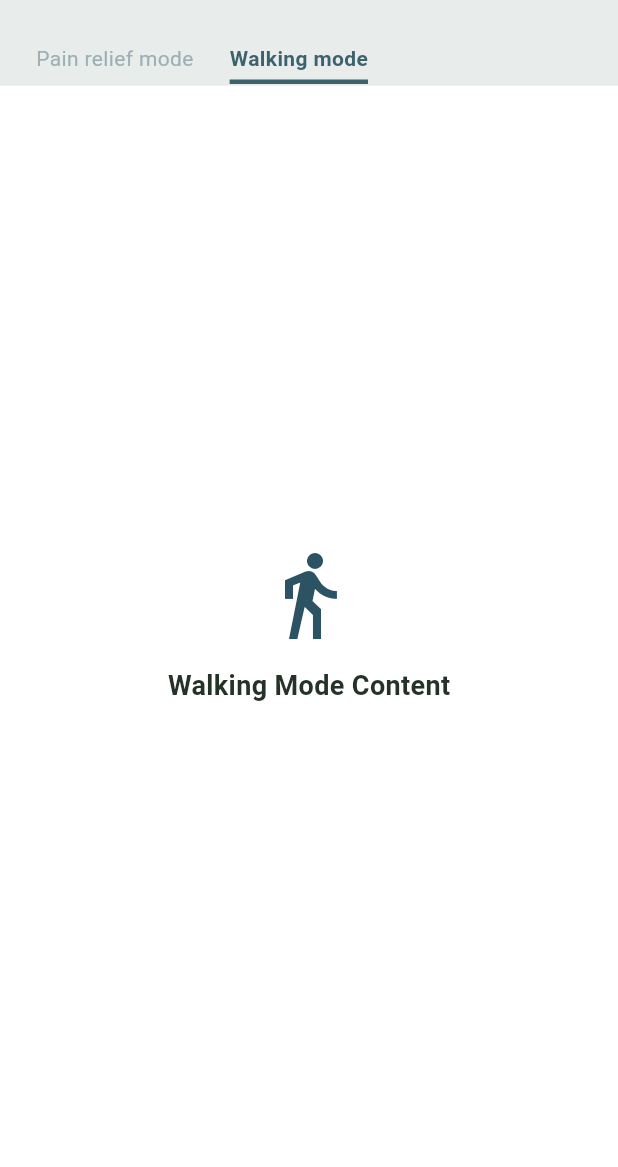
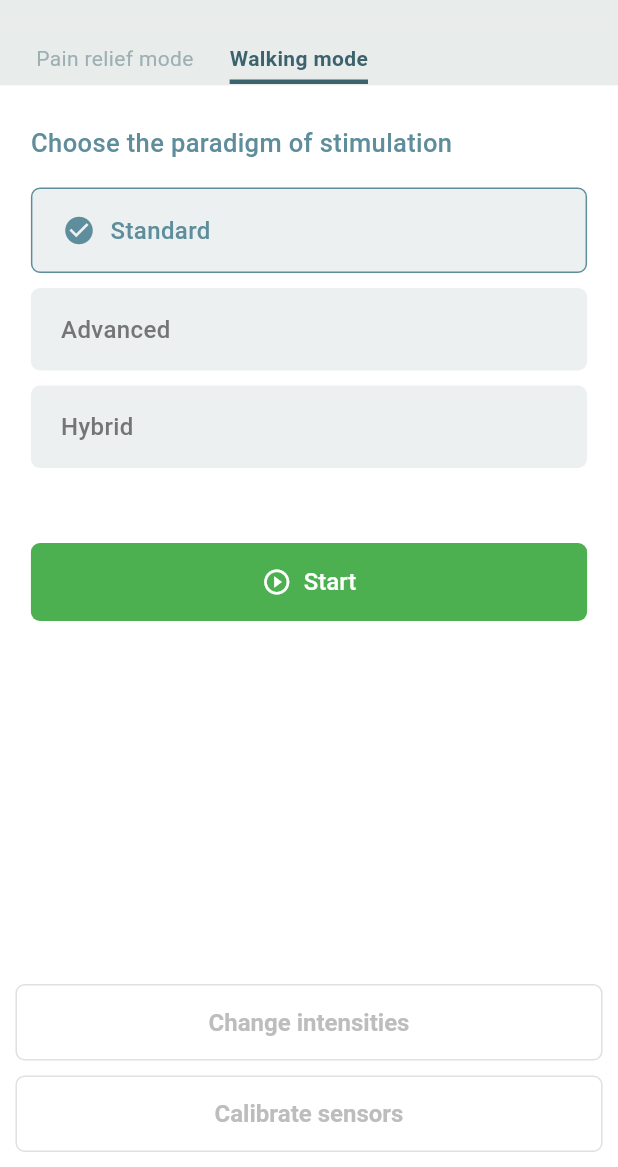
Before and after one commit to guysiman/sensy_patient_app, a Flutter app: the MainPage screen opened by its route, on a phone screen of 412 x 824 dp, the part 69-1236 px from its top. Run offline on Flutter 3.47's test engine with Material 3 defaults, Android fonts, the phone set to English and light mode, and no system bars; our stand-ins replace cloud_firestore, firebase_auth, firebase_core, flutter_blue_plus; missing offline and left inert: app_settings; accounts and stored records are empty.

```diff
--- a/lib/screens/main_page.dart
+++ b/lib/screens/main_page.dart
@@ -1,4 +1,5 @@
 import 'package:flutter/material.dart';
+import 'package:sensy_patient_app/screens/walking_mode.dart';
 import '../widgets/sensy_app_header.dart'; // Import the header we just created
 import '../modals/connection_status_popup.dart';
 import 'session_page.dart';
@@ -60,19 +61,7 @@ class _MainPageState extends State<MainPage> {
               },
             );
     } else {
-      return Center(
-        child: Column(
-          mainAxisAlignment: MainAxisAlignment.center,
-          children: [
-            Icon(Icons.directions_walk, size: 64, color: Color(0xFF2C5364)),
-            SizedBox(height: 16),
-            Text(
-              'Walking Mode Content',
-              style: TextStyle(fontSize: 18),
-            ),
-          ],
-        ),
-      );
+      return WalkingModeScreen();
     }
   }
 }
--- /dev/null
+++ b/lib/screens/walking_mode.dart
@@ -0,0 +1,192 @@
+import 'package:flutter/material.dart';
+
+/// A screen that displays the walking mode options with paradigm selection.
+/// This screen follows the design shown in Image 1.
+class WalkingModeScreen extends StatefulWidget {
+  const WalkingModeScreen({Key? key}) : super(key: key);
+
+  @override
+  State<WalkingModeScreen> createState() => _WalkingModeScreenState();
+}
+
+class _WalkingModeScreenState extends State<WalkingModeScreen> {
+  // Track which paradigm is selected
+  String _selectedParadigm = 'Standard';
+
+  @override
+  Widget build(BuildContext context) {
+    final screenWidth = MediaQuery.of(context).size.width;
+    final horizontalPadding = screenWidth * 0.05; // 5% of screen width
+
+    return Scaffold(
+      backgroundColor: Colors.white,
+      body: Column(
+        crossAxisAlignment: CrossAxisAlignment.stretch,
+        children: [
+          // Instruction text
+          Padding(
+            padding: EdgeInsets.only(
+              left: horizontalPadding,
+              right: horizontalPadding,
+              top: 26,
+              bottom: 18,
+            ),
+            child: Text(
+              "Choose the paradigm of stimulation",
+              style: TextStyle(
+                color: const Color(0xFF5E8D9B),
+                fontSize: 17,
+                fontWeight: FontWeight.w500,
+              ),
+            ),
+          ),
+
+          // Paradigm selection options
+          Padding(
+            padding: EdgeInsets.symmetric(horizontal: horizontalPadding),
+            child: Column(
+              children: [
+                // Standard paradigm
+                _buildParadigmOption("Standard", horizontalPadding),
+                SizedBox(height: 10),
+
+                // Advanced paradigm
+                _buildParadigmOption("Advanced", horizontalPadding),
+                SizedBox(height: 10),
+
+                // Hybrid paradigm
+                _buildParadigmOption("Hybrid", horizontalPadding),
+              ],
+            ),
+          ),
+
+          // Spacer to push the Start button down
+          SizedBox(
+              height: 40), //puts the start button right below the paradigms
+          // Start button
+          Padding(
+            padding: EdgeInsets.symmetric(
+              horizontal: horizontalPadding,
+              vertical: 10,
+            ),
+            child: ElevatedButton(
+              style: ElevatedButton.styleFrom(
+                backgroundColor:
+                    const Color(0xFF4CAF50), // Green color from the image
+                foregroundColor: Colors.white,
+                elevation: 0,
+                shape: RoundedRectangleBorder(
+                  borderRadius: BorderRadius.circular(6),
+                ),
+                padding: EdgeInsets.symmetric(vertical: 16),
+              ),
+              onPressed: () {
+                // Navigate to the session screen or start the session
+                Navigator.of(context).pushNamed('/sessionscreen');
+              },
+              child: Row(
+                mainAxisAlignment: MainAxisAlignment.center,
+                children: [
+                  Icon(Icons.play_circle_outline, size: 20),
+                  SizedBox(width: 8),
+                  Text(
+                    "Start",
+                    style: TextStyle(
+                      fontSize: 16,
+                      fontWeight: FontWeight.w500,
+                    ),
+                  ),
+                ],
+              ),
+            ),
+          ),
+          Spacer(),
+
+          // Bottom options - with wider buttons
+          Container(
+            padding: EdgeInsets.symmetric(
+              horizontal:
+                  horizontalPadding * 0.5, // Less padding to make buttons wider
+              vertical: 10,
+            ),
+            child: Column(
+              children: [
+                _buildBottomButton("Change intensities"),
+                SizedBox(height: 10),
+                _buildBottomButton("Calibrate sensors"),
+              ],
+            ),
+          ),
+        ],
+      ),
+    );
+  }
+
+  Widget _buildParadigmOption(String paradigm, double horizontalPadding) {
+    final isSelected = _selectedParadigm == paradigm;
+
+    return GestureDetector(
+      onTap: () {
+        setState(() {
+          _selectedParadigm = paradigm;
+        });
+      },
+      child: Container(
+        width: double.infinity,
+        padding: EdgeInsets.symmetric(vertical: 16, horizontal: 20),
+        decoration: BoxDecoration(
+          color: const Color(0xFFECF0F1),
+          borderRadius: BorderRadius.circular(6),
+          border: isSelected
+              ? Border.all(color: const Color(0xFF5E8D9B), width: 1)
+              : null,
+        ),
+        child: Row(
+          children: [
+            if (isSelected)
+              Icon(
+                Icons.check_circle,
+                color: const Color(0xFF5E8D9B),
+                size: 22,
+              ),
+            if (isSelected) SizedBox(width: 10),
+            Text(
+              paradigm,
+              style: TextStyle(
+                color: isSelected ? const Color(0xFF5E8D9B) : Colors.grey[600],
+                fontSize: 16,
+                fontWeight: FontWeight.w500,
+              ),
+            ),
+          ],
+        ),
+      ),
+    );
+  }
+
+  Widget _buildBottomButton(String label) {
+    return Container(
+      width: double.infinity,
+      child: OutlinedButton(
+        onPressed: () {
+          // Handle button press
+        },
+        style: OutlinedButton.styleFrom(
+          foregroundColor: Colors.grey,
+          side: BorderSide(color: Colors.grey.shade300),
+          shape: RoundedRectangleBorder(
+            borderRadius: BorderRadius.circular(6),
+          ),
+          padding: EdgeInsets.symmetric(vertical: 16),
+        ),
+        child: Text(
+          label,
+          style: TextStyle(
+            color: Colors.grey[400],
+            fontSize: 16,
+          ),
+        ),
+      ),
+    );
+  }
+}
--- a/lib/services/Neuromodulation_calculator.dart
+++ b/lib/services/Neuromodulation_calculator.dart
@@ -11,14 +11,14 @@ class NeuromodulationCalculator {
   // Biomimetic frequency modulation for forefoot (SAI and FAI)
   static Map<String, double> frequencyModulationForefoot(double pressure) {
     return {
-      'sai': 30 * pressure + 5,       // SAI (sustained pressure)
-      'fai': 100 * pow(pressure, 2),   // FAI (dynamic pressure)
+      'sai': 30 * pressure + 5, // SAI (sustained pressure)
+      'fai': 100 * pow(pressure, 2).toDouble(), // FAI (dynamic pressure)
     };
   }
 
   // Biomimetic frequency modulation for midfoot (SAII)
   static double frequencyModulationMidfoot(double pressure) {
-    return 15 * sqrt(pressure) + 2;    // SAII (midfoot)
+    return 15 * sqrt(pressure) + 2; // SAII (midfoot)
   }
 
   // Biomimetic frequency modulation for heel (FAII)
@@ -39,13 +39,8 @@ class NeuromodulationCalculator {
   }
 
   // Simulate pressure profile (linear growth, plateau, linear decrease)
-  static double simulatePressureProfile(
-    double time,
-    double incStart,
-    double incEnd,
-    double plateauEnd,
-    double decEnd
-  ) {
+  static double simulatePressureProfile(double time, double incStart,
+      double incEnd, double plateauEnd, double decEnd) {
     if (time >= incStart && time <= incEnd) {
       // Linear increase
       return (time - incStart) / (incEnd - incStart);
@@ -60,7 +55,4 @@ class NeuromodulationCalculator {
       return 0.0;
     }
   }
-
-
-
 }
```
